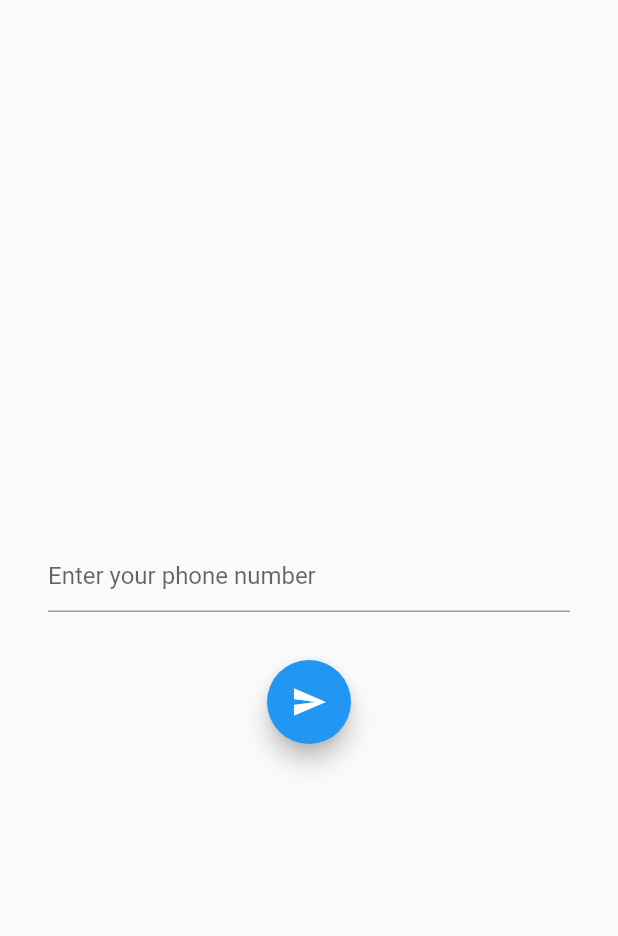
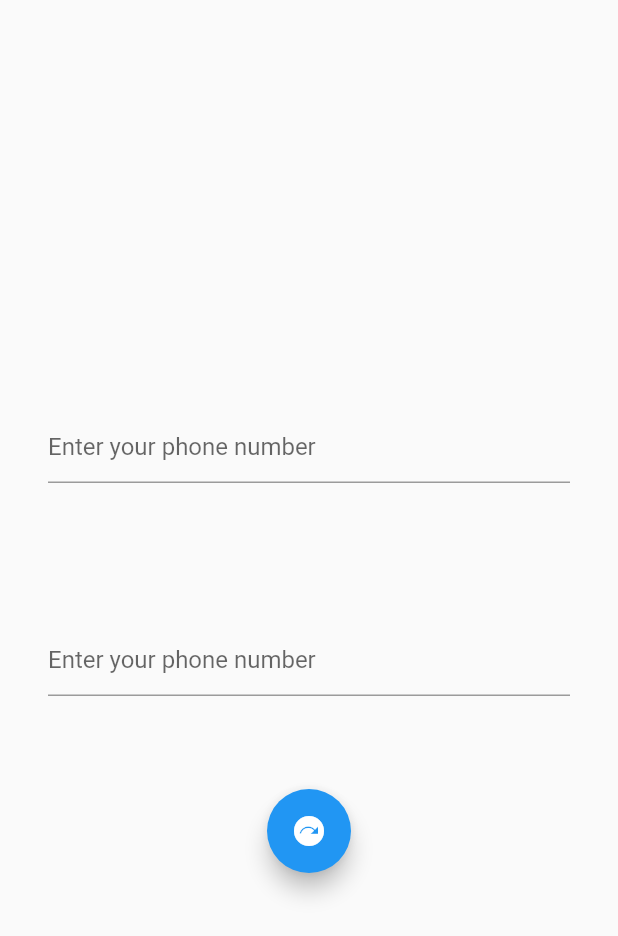
Before and after one commit to DivyankSisodia/Flutter-Firebase, a Flutter app: the screen it shows after launch, after a tap on the "send" icon, on a phone screen of 412 x 824 dp. Shown: the top 936 px of the screen. Run offline on Flutter 3.47's test engine with Material 2 defaults, Android fonts, the phone set to English and light mode, and no system bars; our stand-ins replace cloud_firestore, firebase_auth, firebase_core; accounts and stored records are empty.

Commit message:
next routing pages

```diff
--- /dev/null
+++ b/lib/phoneAuth/nextPage.dart
@@ -0,0 +1,48 @@
+import 'package:flutter/material.dart';
+
+class PhoneHome extends StatefulWidget {
+  const PhoneHome({super.key});
+
+  @override
+  State<PhoneHome> createState() => _PhoneHomeState();
+}
+
+class _PhoneHomeState extends State<PhoneHome> {
+  @override
+  Widget build(BuildContext context) {
+    return Scaffold(
+      body: Column(
+        mainAxisAlignment: MainAxisAlignment.center,
+        crossAxisAlignment: CrossAxisAlignment.center,
+        children: [
+          Padding(
+            padding:const EdgeInsets.all(32.0),
+            child: TextFormField(
+              decoration:const InputDecoration(
+                hintText: 'Enter your phone number',
+              ),
+            ),
+          ),
+          const SizedBox(
+            height: 30,
+          ),
+          Padding(
+            padding: const EdgeInsets.all(32.0),
+            child: TextFormField(
+              decoration: const InputDecoration(
+                hintText: 'Enter your phone number',
+              ),
+            ),
+          ),
+          const SizedBox(
+            height: 30,
+          ),
+          FloatingActionButton(
+            onPressed: () {},
+            child: const Icon(Icons.next_plan_sharp),
+          ),
+        ],
+      ),
+    );
+  }
+}
--- a/lib/phoneAuth/phoneHome.dart
+++ b/lib/phoneAuth/phoneHome.dart
@@ -1,3 +1,4 @@
+import 'package:firebaseproject/phoneAuth/nextPage.dart';
 import 'package:flutter/material.dart';
 
 class HomePhone extends StatefulWidget {
@@ -15,7 +16,6 @@ class _HomePhoneState extends State<HomePhone> {
         mainAxisAlignment: MainAxisAlignment.center,
         crossAxisAlignment: CrossAxisAlignment.center,
         children: [
-
           Padding(
             padding: const EdgeInsets.all(32.0),
             child: TextFormField(
@@ -24,7 +24,12 @@ class _HomePhoneState extends State<HomePhone> {
               ),
             ),
           ),
-          FloatingActionButton(onPressed: (){}, child: const Icon(Icons.send)),
+          FloatingActionButton(
+              onPressed: () {
+                Navigator.push(context,
+                    MaterialPageRoute(builder: (context) => const PhoneHome()));
+              },
+              child: const Icon(Icons.send)),
         ],
       ),
     );
```
